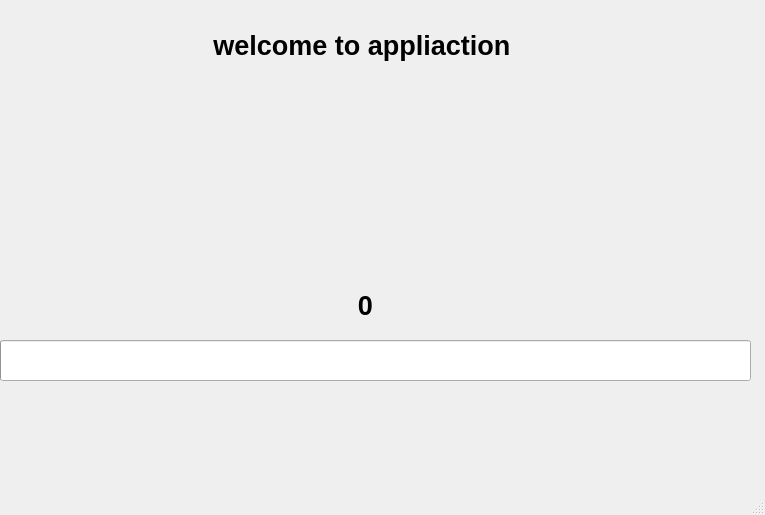
Before: the Qt Designer form mainwindow.ui in Nourreddine1920/Serial_Port_COM, drawn with Qt 5.
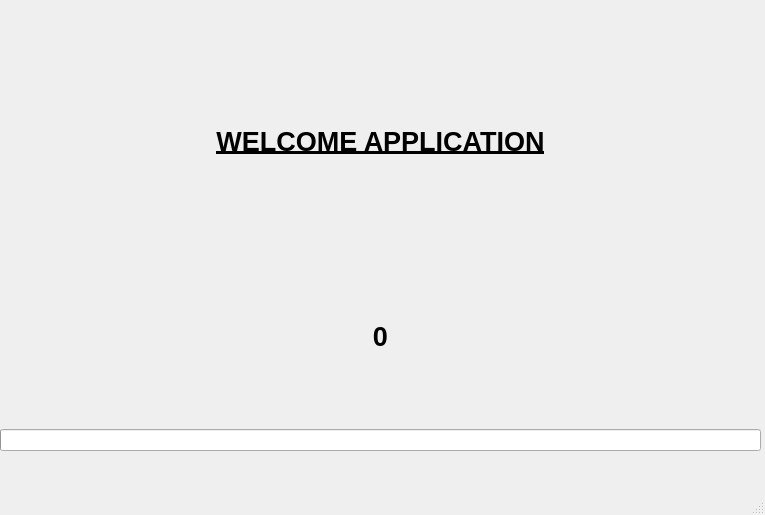
After: the same form once the commit is applied.

Patch:
```diff
--- a/mainwindow.ui
+++ b/mainwindow.ui
@@ -14,67 +14,66 @@
    <string>MainWindow</string>
   </property>
   <widget class="QWidget" name="centralwidget">
-   <widget class="QProgressBar" name="progressBar">
+   <widget class="QWidget" name="">
     <property name="geometry">
      <rect>
       <x>0</x>
-      <y>340</y>
-      <width>751</width>
-      <height>41</height>
+      <y>40</y>
+      <width>761</width>
+      <height>411</height>
      </rect>
     </property>
-    <property name="value">
-     <number>0</number>
-    </property>
-    <property name="textVisible">
-     <bool>false</bool>
-    </property>
-   </widget>
-   <widget class="QLabel" name="label_titre">
-    <property name="geometry">
-     <rect>
-      <x>200</x>
-      <y>20</y>
-      <width>331</width>
-      <height>51</height>
-     </rect>
-    </property>
-    <property name="font">
-     <font>
-      <family>Arial</family>
-      <pointsize>20</pointsize>
-      <bold>true</bold>
-     </font>
-    </property>
-    <property name="text">
-     <string>welcome to appliaction </string>
-    </property>
-    <property name="alignment">
-     <set>Qt::AlignCenter</set>
-    </property>
-   </widget>
-   <widget class="QLabel" name="label_value">
-    <property name="geometry">
-     <rect>
-      <x>330</x>
-      <y>290</y>
-      <width>71</width>
-      <height>31</height>
-     </rect>
-    </property>
-    <property name="font">
-     <font>
-      <family>Arial</family>
-      <pointsize>20</pointsize>
-      <bold>true</bold>
-     </font>
-    </property>
-    <property name="text">
-     <string>0</string>
-    </property>
-    <property name="alignment">
-     <set>Qt::AlignCenter</set>
-    </property>
+    <layout class="QVBoxLayout" name="verticalLayout_2">
+     <item>
+      <widget class="QLabel" name="label_titre">
+       <property name="font">
+        <font>
+         <family>Arial</family>
+         <pointsize>20</pointsize>
+         <bold>true</bold>
+         <underline>true</underline>
+        </font>
+       </property>
+       <property name="text">
+        <string>WELCOME APPLICATION</string>
+       </property>
+       <property name="alignment">
+        <set>Qt::AlignCenter</set>
+       </property>
+      </widget>
+     </item>
+     <item>
+      <layout class="QVBoxLayout" name="verticalLayout">
+       <item>
+        <widget class="QLabel" name="label_value">
+         <property name="font">
+          <font>
+           <family>Arial</family>
+           <pointsize>20</pointsize>
+           <bold>true</bold>
+          </font>
+         </property>
+         <property name="text">
+          <string>0</string>
+         </property>
+         <property name="alignment">
+          <set>Qt::AlignCenter</set>
+         </property>
+        </widget>
+       </item>
+       <item>
+        <widget class="QProgressBar" name="progressBar">
+         <property name="value">
+          <number>0</number>
+         </property>
+         <property name="textVisible">
+          <bool>false</bool>
+         </property>
+        </widget>
+       </item>
+      </layout>
+     </item>
+    </layout>
    </widget>
   </widget>
   <widget class="QMenuBar" name="menubar">
```
